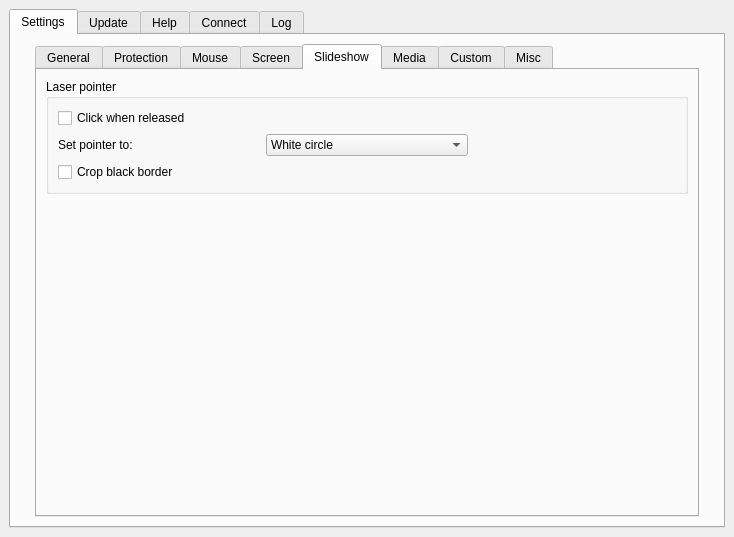
The window that Source/MacOS/RemoteControlServer/mainwindow.ui (Steppschuh/RemoteControlServer) describes before a commit, drawn with Qt 5.
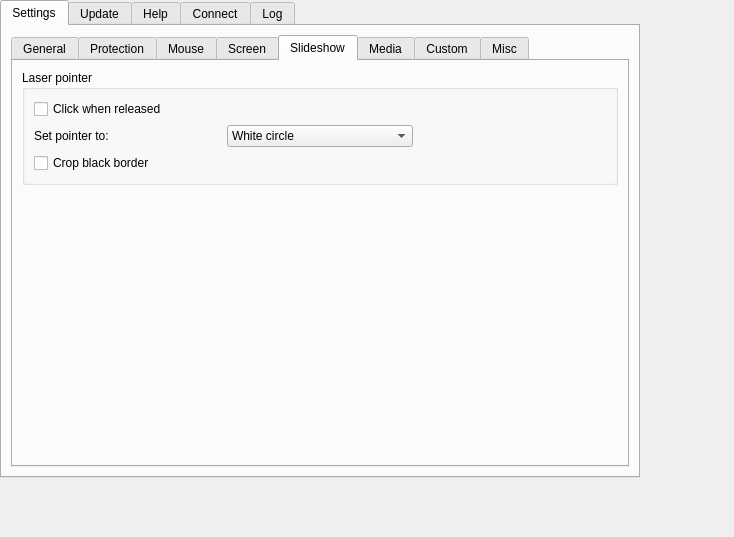
The same window after the commit. Icons and pictures are not drawn.

The edit to the form file:
```diff
--- a/Source/MacOS/RemoteControlServer/mainwindow.ui
+++ b/Source/MacOS/RemoteControlServer/mainwindow.ui
@@ -1,7 +1,7 @@
 <?xml version="1.0" encoding="UTF-8"?>
 <ui version="4.0">
  <class>MainWindow</class>
- <widget class="QMainWindow" name="MainWindow">
+ <widget class="QWidget" name="MainWindow">
   <property name="geometry">
    <rect>
     <x>0</x>
```
